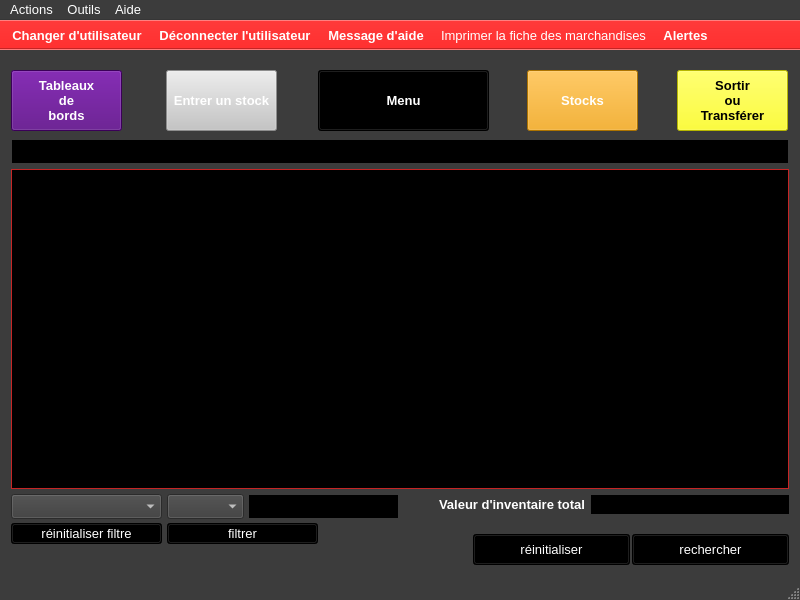
First picture: the form in ui/yeroth-erp-marchandises-window.ui, repository xnoumbissinoundou/yeroth-erp-3.0, before the edit.
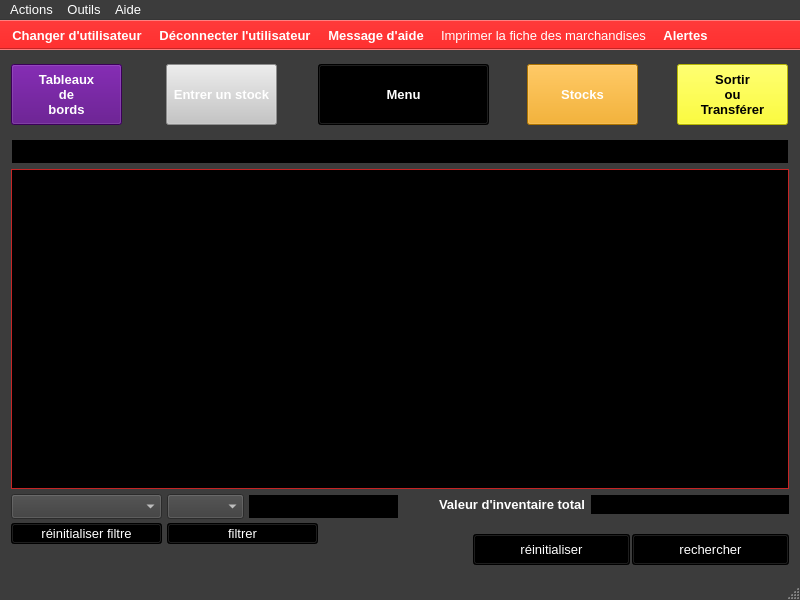
Second picture: the form after the edit. Icons and pictures are not drawn. Custom widgets are drawn as their Qt base class.

Commit message: On branch master 	modified:   src/windows/yeroth-erp-pointdevente-window.cpp 	modified:   src/windows/yeroth-erp-pointdevente-window.hpp 	modified:   ui/yeroth-erp-achats-window.ui 	modified:   ui/yeroth-erp-admin-window.ui 	modified:   ui/yeroth-erp-alertes-window.ui 	modified:   ui/yeroth-erp-clients-detail-window.ui 	modified:   ui/yeroth-erp-clients-window.ui 	modified:   ui/yeroth-erp-creer-compte-client-window.ui 	modified:   ui/yeroth-erp-marchandises-window.ui 	modified:   ui/yeroth-erp-stocks-window.ui

```diff
--- a/ui/yeroth-erp-marchandises-window.ui
+++ b/ui/yeroth-erp-marchandises-window.ui
@@ -441,7 +441,7 @@
     <property name="geometry">
      <rect>
       <x>11</x>
-      <y>20</y>
+      <y>14</y>
       <width>111</width>
       <height>61</height>
      </rect>
@@ -878,7 +878,7 @@
     <property name="geometry">
      <rect>
       <x>166</x>
-      <y>20</y>
+      <y>14</y>
       <width>111</width>
       <height>61</height>
      </rect>
@@ -1314,7 +1314,7 @@
     <property name="geometry">
      <rect>
       <x>527</x>
-      <y>20</y>
+      <y>14</y>
       <width>111</width>
       <height>61</height>
      </rect>
@@ -1749,7 +1749,7 @@
     <property name="geometry">
      <rect>
       <x>677</x>
-      <y>20</y>
+      <y>14</y>
       <width>111</width>
       <height>61</height>
      </rect>
@@ -2654,7 +2654,7 @@
     <property name="geometry">
      <rect>
       <x>318</x>
-      <y>20</y>
+      <y>14</y>
       <width>171</width>
       <height>61</height>
      </rect>
```
The commit also changes 9 other files.
